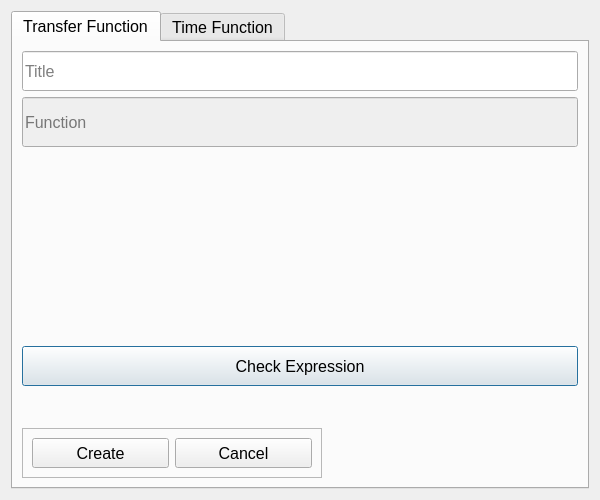
Fditoro/PlotTool_Grupo5, file designer/tf_window.ui: the form before one commit.
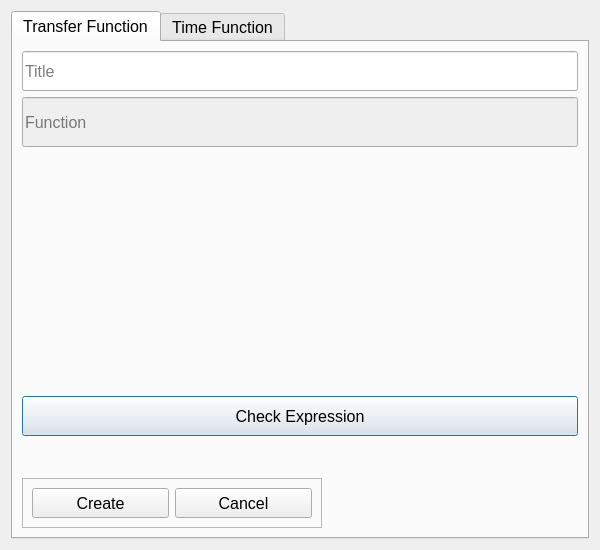
The form after the commit. The open tabs and pages were chosen to show the change. Custom widgets are drawn as their Qt base class.

What changed in the file:
```diff
--- a/designer/tf_window.ui
+++ b/designer/tf_window.ui
@@ -7,19 +7,19 @@
     <x>0</x>
     <y>0</y>
     <width>600</width>
-    <height>500</height>
+    <height>550</height>
    </rect>
   </property>
   <property name="minimumSize">
    <size>
     <width>500</width>
-    <height>460</height>
+    <height>510</height>
    </size>
   </property>
   <property name="maximumSize">
    <size>
     <width>600</width>
-    <height>500</height>
+    <height>550</height>
    </size>
   </property>
   <property name="windowTitle">
@@ -37,13 +37,13 @@
      <property name="minimumSize">
       <size>
        <width>490</width>
-       <height>450</height>
+       <height>500</height>
       </size>
      </property>
      <property name="maximumSize">
       <size>
        <width>16777215</width>
-       <height>500</height>
+       <height>650</height>
       </size>
      </property>
      <property name="font">
```
Left out of the diff: 2 changed lines with no effect on the pictures.
